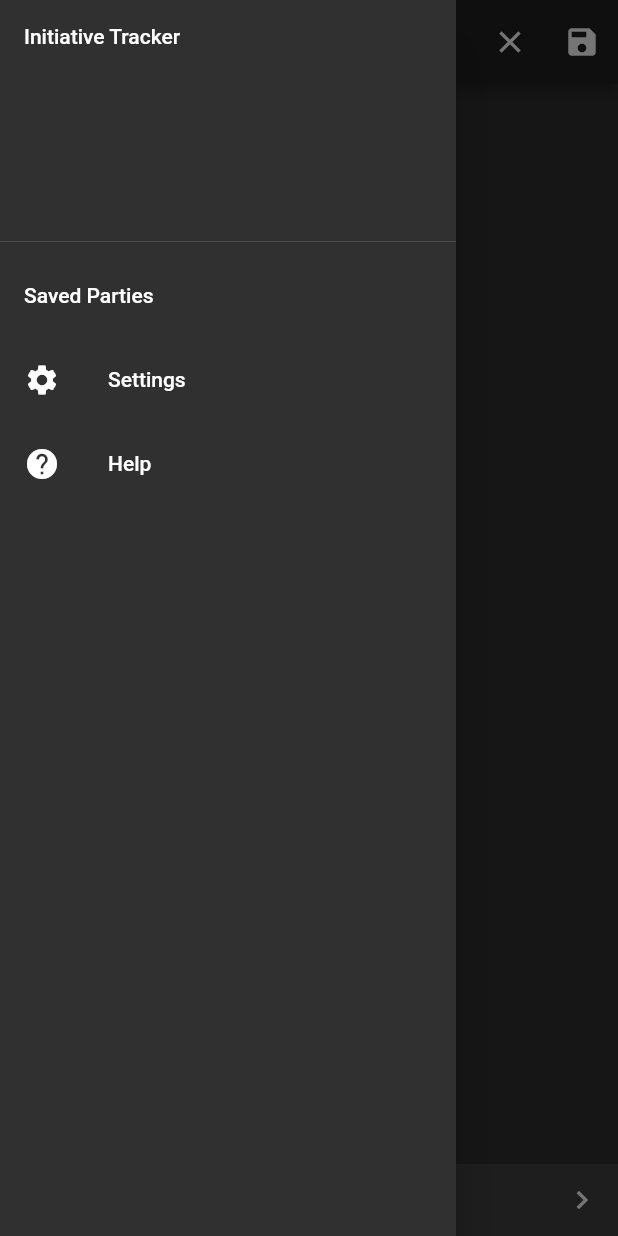
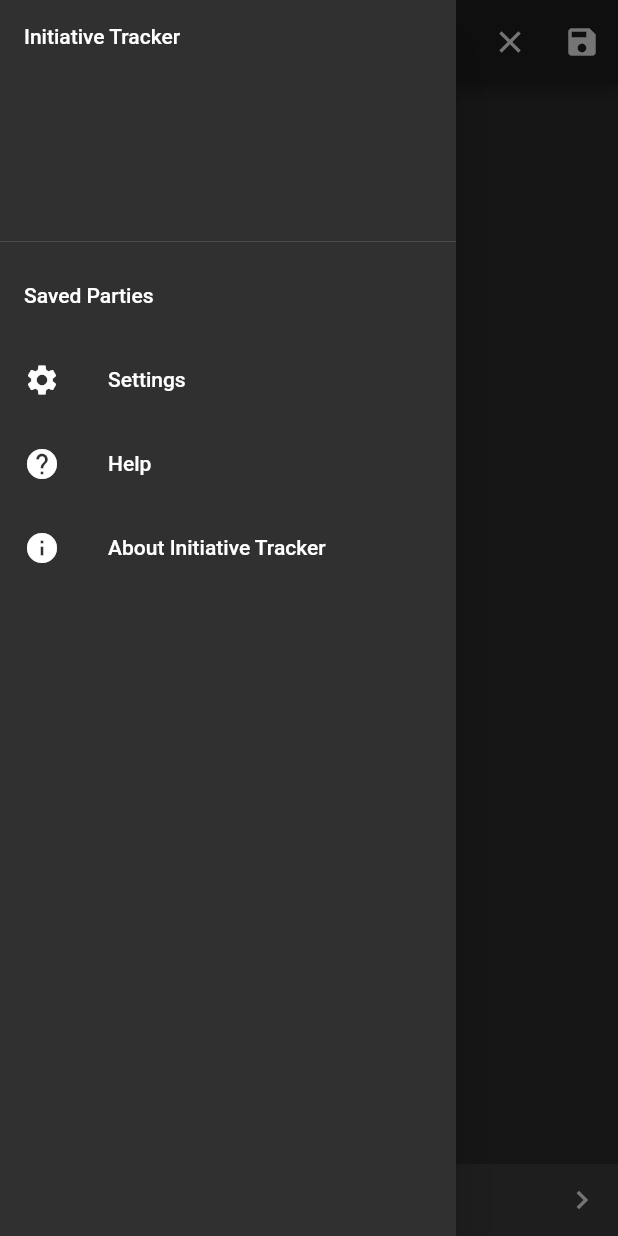
Before and after one commit to tsonnen/InitiativeTracker, a Flutter app: the screen it shows after launch, with the side drawer open, on a phone screen of 412 x 824 dp. Run offline on Flutter 3.47's test engine with Material 2 defaults, Android fonts, the phone set to English and light mode, and no system bars; our stand-ins replace bloc, dynamic_theme, equatable, flutter_bloc, flutter_markdown, moor and 4 more; missing offline and left inert: flutter_circle_color_picker, preferences; generated files the repository leaves out were written again; statements that could not run were skipped.

Commit message:
Add about dialog

```diff
--- /dev/null
+++ b/lib/helpers/app_info.dart
@@ -0,0 +1,10 @@
+import 'package:package_info/package_info.dart';
+
+class AppInfo {
+  static PackageInfo _packageInfo;
+  static String get version => _packageInfo?.version ?? 'TESTING';
+
+  static void getAppInfo() async {
+    _packageInfo = await PackageInfo.fromPlatform();
+  }
+}
--- a/lib/main.dart
+++ b/lib/main.dart
@@ -2,6 +2,7 @@ import 'package:dynamic_theme/dynamic_theme.dart';
 import 'package:flutter/material.dart';
 import 'package:flutter_bloc/flutter_bloc.dart';
 import 'package:initiative_tracker/bloc/parties/parties_bloc.dart';
+import 'package:initiative_tracker/helpers/app_info.dart';
 import 'package:initiative_tracker/helpers/legacy_convert.dart';
 import 'package:initiative_tracker/moor/database.dart';
 import 'package:preferences/preferences.dart';
@@ -16,6 +17,7 @@ void main() async {
   await PrefService.init(prefix: 'pref_');
 
   await PreferenceManger.getPreferences();
+  await AppInfo.getAppInfo();
 
   runApp(App());
 }
--- a/lib/screens/party_screen.dart
+++ b/lib/screens/party_screen.dart
@@ -1,12 +1,14 @@
 import 'package:flutter/material.dart';
 import 'package:flutter_bloc/flutter_bloc.dart';
+
+import 'package:initiative_tracker/helpers/app_info.dart';
 import 'package:initiative_tracker/bloc/parties/parties_bloc.dart';
 import 'package:initiative_tracker/bloc/party/party_bloc.dart';
 import 'package:initiative_tracker/helpers/preference_manger.dart';
+import 'package:initiative_tracker/helpers/uuid.dart';
 import 'package:initiative_tracker/screens/character_screen.dart';
 import 'package:initiative_tracker/screens/party_management_screen.dart';
 import 'package:initiative_tracker/widgets/character_list.dart';
-
 import 'package:initiative_tracker/screens/help_screen.dart';
 import 'package:initiative_tracker/screens/settings_screen.dart';
 import 'package:initiative_tracker/widgets/party_screen_dialogs.dart';
@@ -90,7 +92,9 @@ class PartyScreenState extends State<PartyScreen> {
                               return PartyNameDialog();
                             }).then((value) {
                           if (value != null) {
-                            partyModel = partyModel.copyWith(partyName: value);
+                            partyModel = partyModel.copyWith(
+                                partyName: value,
+                                partyUUID: Uuid().generateV4());
                             partiesBloc.add(AddParty(partyModel));
                           }
                         });
@@ -186,7 +190,16 @@ class PartyScreenDrawer extends StatelessWidget {
               Navigator.of(context)
                   .push(MaterialPageRoute(builder: (context) => HelpPage()));
             },
-          )
+          ),
+          AboutListTile(
+            applicationName: 'Initiative Tracker',
+            icon: Icon(Icons.info),
+            applicationIcon: Image.asset(
+              'assets/images/app_image.png',
+              scale: 15,
+            ),
+            applicationVersion: AppInfo.version ?? 'TESTING',
+          ),
         ],
       ),
     );
--- a/pubspec.yaml
+++ b/pubspec.yaml
@@ -35,6 +35,7 @@ dependencies:
   path: ^1.7.0
   json_annotation: ^3.0.0
   flutter_circle_color_picker: ^0.2.0
+  package_info: ^0.4.3+4
 
 dev_dependencies:
   flutter_test:
@@ -56,6 +57,7 @@ dev_dependencies:
 flutter:
   assets:
     - assets/help/
+    - assets/images/
 
   # The following line ensures that the Material Icons font is
   # included with your application, so that you can use the icons in
```
Also changed, not shown: assets/images/app_image.png (added).
